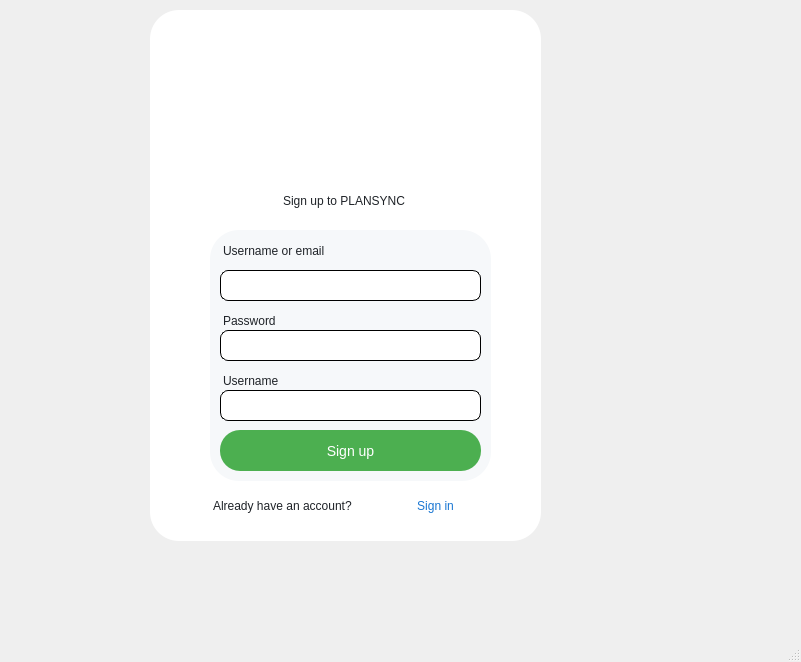
Above: GUi/Signup.ui from ahiendz/To-do-list before the change. Below: the same form after it.
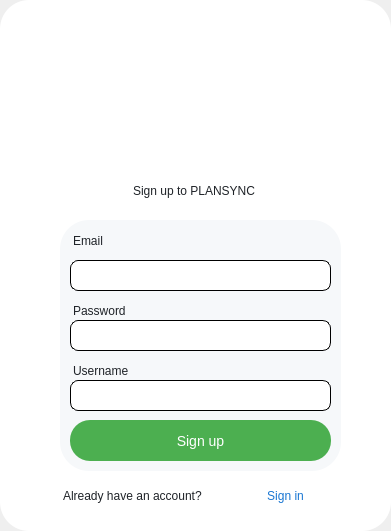
That is the form after the change. Icons and pictures are not drawn.

Diff of the .ui file:
```diff
--- a/GUi/Signup.ui
+++ b/GUi/Signup.ui
@@ -6,8 +6,8 @@
    <rect>
     <x>0</x>
     <y>0</y>
-    <width>801</width>
-    <height>662</height>
+    <width>391</width>
+    <height>531</height>
    </rect>
   </property>
   <property name="windowTitle">
@@ -17,8 +17,8 @@
    <widget class="QWidget" name="widget" native="true">
     <property name="geometry">
      <rect>
-      <x>150</x>
-      <y>10</y>
+      <x>0</x>
+      <y>0</y>
       <width>391</width>
       <height>531</height>
      </rect>
@@ -94,7 +94,7 @@
 </string>
       </property>
       <property name="text">
-       <string>Username or email</string>
+       <string>Email</string>
       </property>
      </widget>
      <widget class="QLabel" name="label_4">
@@ -298,7 +298,6 @@
     </widget>
    </widget>
   </widget>
-  <widget class="QStatusBar" name="statusbar"/>
  </widget>
  <tabstops>
   <tabstop>Username_or_email_address</tabstop>
```
Left out of the diff: 20 changed lines with no effect on the pictures.
